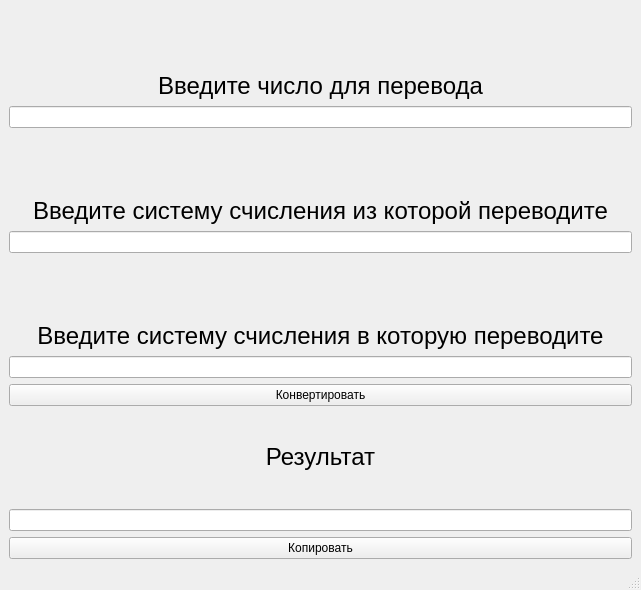
First picture: the form in Op1 sup/mainwindow.ui, repository MaratikDev/labs2025, before the edit.
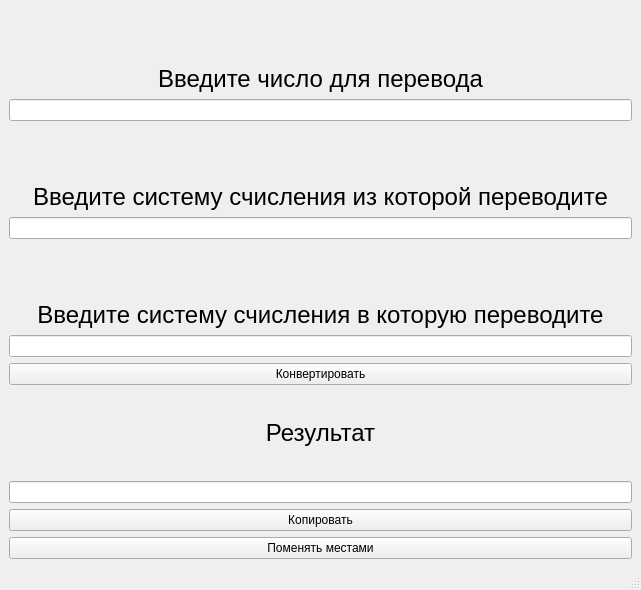
Second picture: the form after the edit.

Patch:
```diff
--- a/Op1 sup/mainwindow.ui
+++ b/Op1 sup/mainwindow.ui
@@ -102,6 +102,13 @@
         </property>
        </widget>
       </item>
+      <item>
+       <widget class="QPushButton" name="ChangeButton">
+        <property name="text">
+         <string>Поменять местами</string>
+        </property>
+       </widget>
+      </item>
      </layout>
     </item>
    </layout>
```
